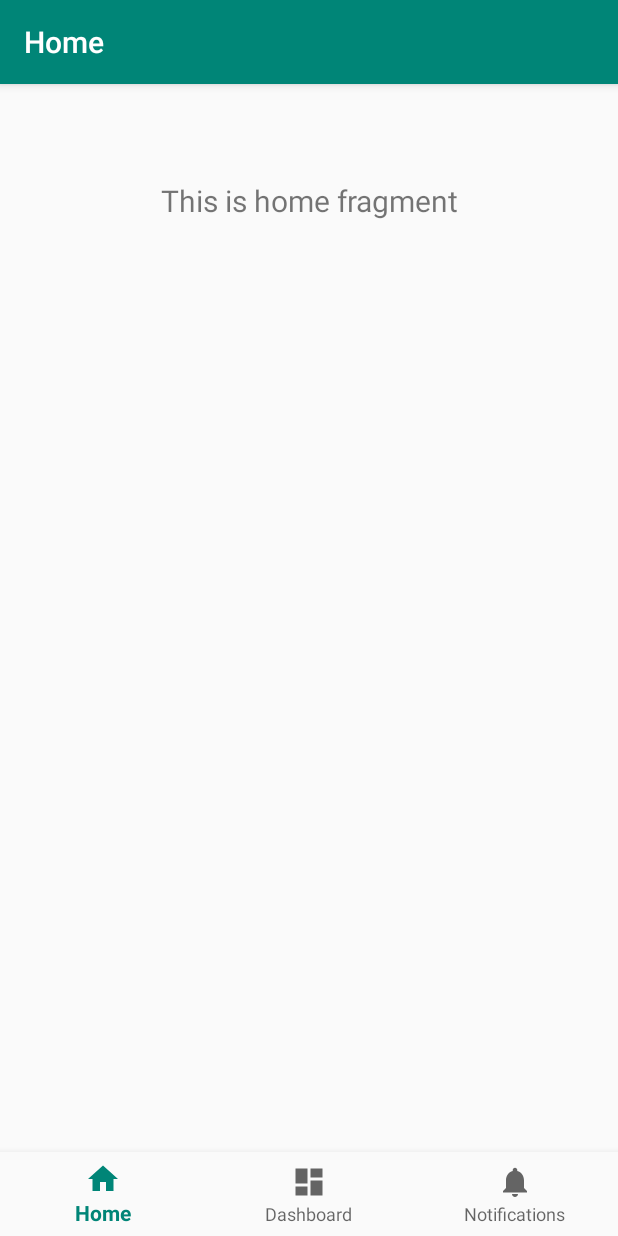
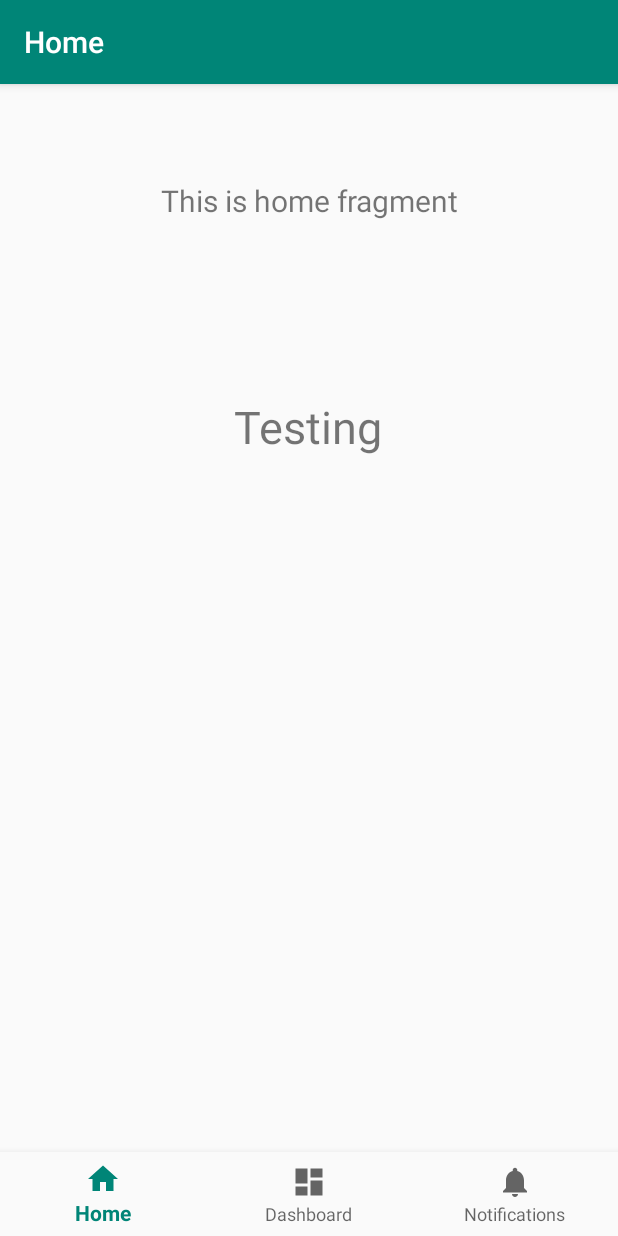
Before and after one commit to jianghao-py/Health-Balancer, an Android app: the screen it shows after launch (MainActivity), on a phone screen of 412 x 824 dp. Run offline under Robolectric (Android 15) with nearby library versions, the phone set to English and light mode, and no system bars; our stand-ins replace navigation-ui.

Commit message:
add a textview for testing

```diff
--- a/app/src/main/res/layout/activity_main.xml
+++ b/app/src/main/res/layout/activity_main.xml
@@ -1,6 +1,7 @@
 <?xml version="1.0" encoding="utf-8"?>
 <androidx.constraintlayout.widget.ConstraintLayout xmlns:android="http://schemas.android.com/apk/res/android"
     xmlns:app="http://schemas.android.com/apk/res-auto"
+    xmlns:tools="http://schemas.android.com/tools"
     android:id="@+id/container"
     android:layout_width="match_parent"
     android:layout_height="match_parent"
@@ -30,4 +31,16 @@
         app:layout_constraintTop_toTopOf="parent"
         app:navGraph="@navigation/mobile_navigation" />
 
+    <TextView
+        android:id="@+id/textView"
+        android:layout_width="wrap_content"
+        android:layout_height="wrap_content"
+        android:layout_marginTop="180dp"
+        android:text="@string/textView1"
+        android:textSize="30sp"
+        app:layout_constraintEnd_toEndOf="parent"
+        app:layout_constraintHorizontal_bias="0.498"
+        app:layout_constraintStart_toStartOf="parent"
+        app:layout_constraintTop_toTopOf="@+id/nav_host_fragment" />
+
 </androidx.constraintlayout.widget.ConstraintLayout>
--- a/app/src/main/res/values/strings.xml
+++ b/app/src/main/res/values/strings.xml
@@ -3,4 +3,5 @@
     <string name="title_home">Home</string>
     <string name="title_dashboard">Dashboard</string>
     <string name="title_notifications">Notifications</string>
+    <string name="textView1">Testing</string>
 </resources>
```
